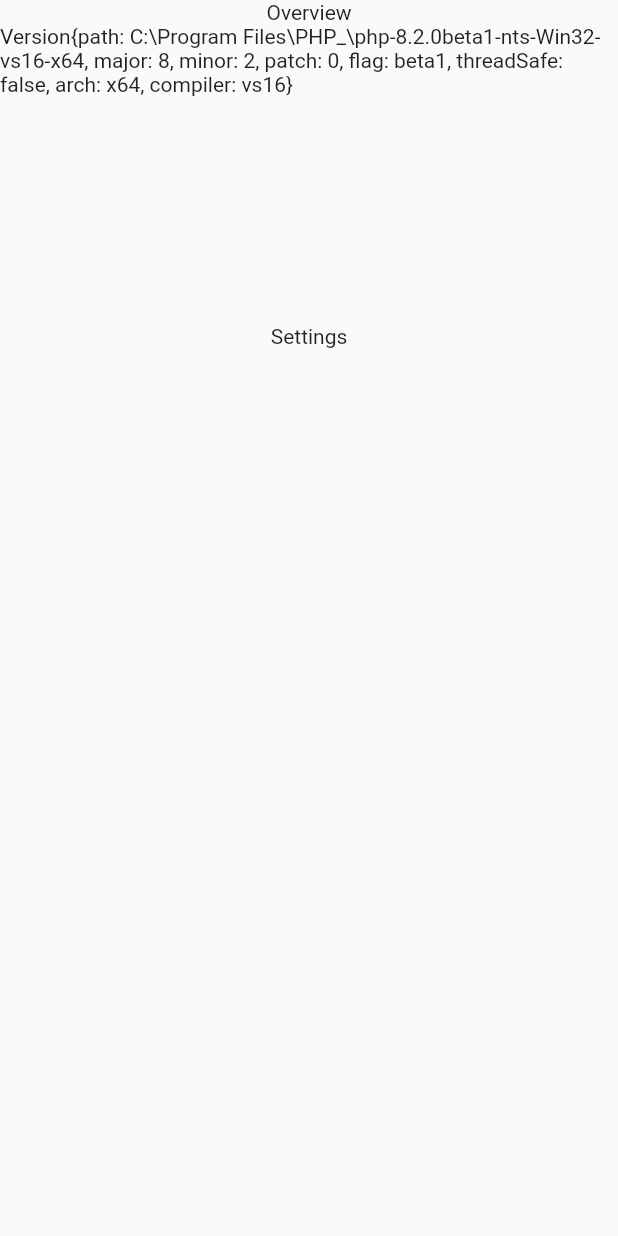
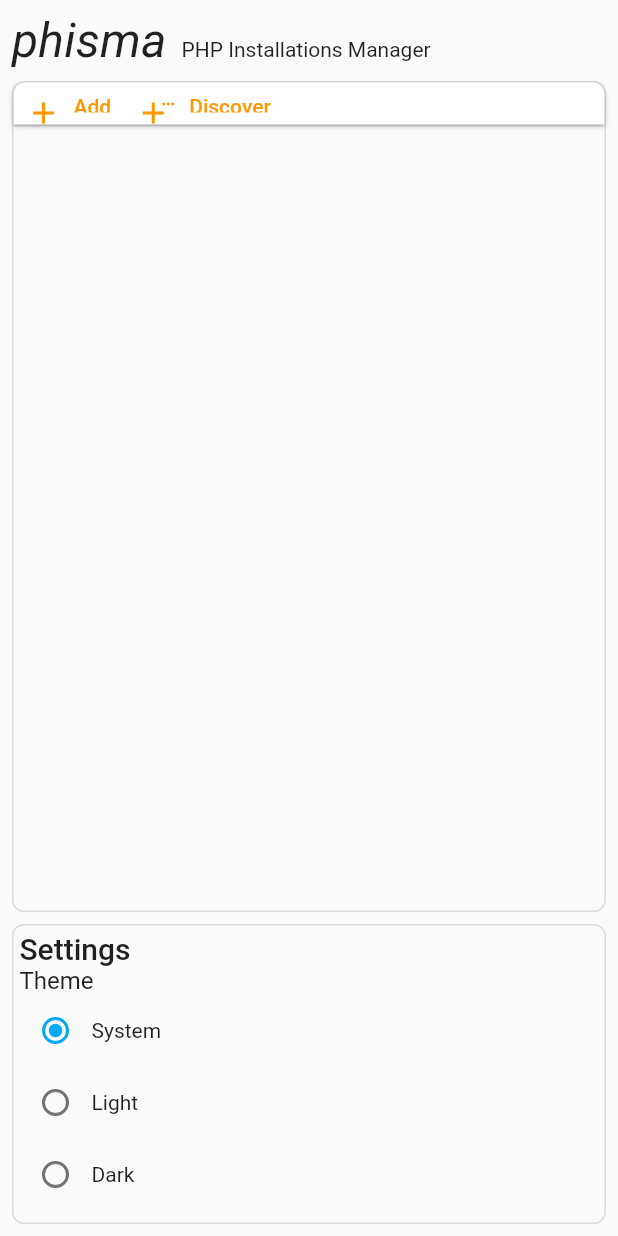
Before and after one commit to ricardoboss/phisma, a Flutter app: the screen it shows after launch, on a phone screen of 412 x 824 dp. Run offline on Flutter 3.47's test engine with Material 2 defaults, Android fonts, the phone set to English and light mode, and no system bars; drawn by our look-alikes of animated_text_kit; our stand-ins replace file_picker, shared_preferences.

Commit message:
Add versions by browsing, theme mode switching

```diff
--- a/lib/main.dart
+++ b/lib/main.dart
@@ -1,11 +1,43 @@
 import 'package:flutter/material.dart';
 import 'package:phisma/app.dart';
+import 'package:phisma/models/versions.dart';
 import 'package:phisma/settings.dart';
 import 'package:provider/provider.dart';
+import 'package:shared_preferences/shared_preferences.dart';
 
 void main() {
-  runApp(ChangeNotifierProvider(
-    create: (_) => Settings(),
+  final settings = Settings();
+  final versions = Versions();
+
+  SharedPreferences.getInstance().then((prefs) {
+    if (prefs.containsKey('theme')) {
+      final themeValue = prefs.getString('theme');
+      switch (themeValue) {
+        case 'dark':
+          settings.themeMode = ThemeMode.dark;
+          break;
+        case 'light':
+          settings.themeMode = ThemeMode.light;
+          break;
+        default:
+          settings.themeMode = ThemeMode.system;
+          break;
+      }
+    }
+
+    settings.addListener(() {
+      final theme = settings.themeMode;
+      if (theme != null) {
+        prefs.setString('theme', theme.name);
+      }
+    });
+  });
+
+  runApp(MultiProvider(
+    providers: [
+      ChangeNotifierProvider.value(value: settings),
+      ChangeNotifierProvider.value(value: versions),
+    ],
     child: const PhismaApp(),
   ));
 }
--- a/lib/pages/overview.dart
+++ b/lib/pages/overview.dart
@@ -1,35 +1,30 @@
 import 'package:flutter/material.dart';
-import 'package:phisma/models/version.dart';
-import 'package:provider/provider.dart';
+import 'package:phisma/subviews/settings_subview.dart';
+import 'package:phisma/subviews/versions_subview.dart';
+import 'package:phisma/widgets/stylized_title.dart';
 
 class OverviewPage extends StatelessWidget {
   const OverviewPage({Key? key}) : super(key: key);
 
   @override
   Widget build(BuildContext context) {
+    const padding = 8.0;
+
     return Scaffold(
-      body: SingleChildScrollView(
+      body: Padding(
+        padding: const EdgeInsets.all(padding),
         child: Column(
-          children: <Widget>[
-            const Text('Overview'),
+          crossAxisAlignment: CrossAxisAlignment.start,
+          children: const <Widget>[
+            StylizedTitle(),
+            SizedBox(height: padding),
+            Expanded(
+              child: VersionsSubview(),
+            ),
+            SizedBox(height: padding),
             SizedBox(
               height: 200,
-              child: SingleChildScrollView(
-                child: ChangeNotifierProvider(
-                  create: (_) => Version("C:\\Program Files\\PHP_\\php-8.2.0beta1-nts-Win32-vs16-x64"),
-                  builder: (ctx, _) => Center(
-                    child: Text(ctx.watch<Version>().toString()),
-                  ),
-                ),
-              ),
-            ),
-            const SizedBox(
-              height: 200,
-              child: SingleChildScrollView(
-                child: Center(
-                  child: Text('Settings'),
-                ),
-              ),
+              child: SettingsSubview(),
             ),
           ],
         ),
--- a/lib/settings.dart
+++ b/lib/settings.dart
@@ -1,7 +1,7 @@
 import 'package:flutter/material.dart';
 
 class Settings with ChangeNotifier {
-  ThemeMode? _themeMode;
+  ThemeMode? _themeMode = ThemeMode.system;
 
   ThemeMode? get themeMode => _themeMode;
 
--- /dev/null
+++ b/lib/subviews/settings_subview.dart
@@ -0,0 +1,48 @@
+import 'package:flutter/material.dart';
+import 'package:phisma/widgets/theme_selector.dart';
+
+class SettingsSubview extends StatelessWidget {
+  const SettingsSubview({super.key});
+
+  @override
+  Widget build(BuildContext context) {
+    return Container(
+      decoration: BoxDecoration(
+        border: Border.all(color: Theme.of(context).dividerColor),
+        borderRadius: BorderRadius.circular(8.0),
+      ),
+      child: SingleChildScrollView(
+        child: Padding(
+          padding: const EdgeInsets.all(4.0),
+          child: Column(
+            children: [
+              Row(
+                children: [
+                  Text(
+                    "Settings",
+                    style: Theme.of(context).textTheme.titleLarge,
+                  ),
+                ],
+              ),
+              Wrap(
+                children: <Widget>[
+                  Column(
+                    mainAxisSize: MainAxisSize.min,
+                    crossAxisAlignment: CrossAxisAlignment.start,
+                    children: <Widget>[
+                      Text(
+                        "Theme",
+                        style: Theme.of(context).textTheme.subtitle1,
+                      ),
+                      const ThemeSelector(),
+                    ],
+                  ),
+                ],
+              ),
+            ],
+          ),
+        ),
+      ),
+    );
+  }
+}
--- /dev/null
+++ b/lib/subviews/versions_subview.dart
@@ -0,0 +1,105 @@
+import 'package:flutter/material.dart';
+import 'package:phisma/dialogs/add_version_dialog.dart';
+import 'package:phisma/dialogs/discover_versions_dialog.dart';
+import 'package:phisma/models/version.dart';
+import 'package:phisma/models/versions.dart';
+import 'package:phisma/widgets/versions_list.dart';
+import 'package:provider/provider.dart';
+
+const double _kToolbarHeight = 28.0;
+
+class VersionsSubview extends StatelessWidget {
+  const VersionsSubview({super.key});
+
+  @override
+  Widget build(BuildContext context) {
+    return Consumer<Versions>(
+      builder: (_, vs, __) => Container(
+        decoration: BoxDecoration(
+          border: Border.all(color: Theme.of(context).dividerColor),
+          borderRadius: BorderRadius.circular(8.0),
+        ),
+        child: Stack(
+          children: [
+            Positioned(
+              top: 0,
+              left: 0,
+              right: 0,
+              child: Container(
+                decoration: BoxDecoration(
+                  color: Theme.of(context).colorScheme.background,
+                  boxShadow: kElevationToShadow[1],
+                  borderRadius: BorderRadius.circular(8.0).copyWith(
+                      bottomLeft: Radius.zero, bottomRight: Radius.zero),
+                ),
+                height: _kToolbarHeight,
+                child: Row(
+                  children: [
+                    TextButton.icon(
+                      icon: const Icon(Icons.add),
+                      label: const Text("Add"),
+                      onPressed: () async {
+                        final version = await showDialog<Version?>(
+                          context: context,
+                          builder: (ctx) => const AddVersionDialog(),
+                        );
+
+                        if (version == null) {
+                          return;
+                        }
+
+                        vs.addVersion(version);
+                      },
+                    ),
+                    TextButton.icon(
+                      icon: Stack(
+                        children: const [
+                          Padding(
+                            padding: EdgeInsets.only(right: 4.0),
+                            child: Icon(Icons.add),
+                          ),
+                          Positioned(
+                            right: 0,
+                            bottom: 0,
+                            child: Icon(Icons.more_horiz, size: 12),
+                          ),
+                        ],
+                      ),
+                      label: const Text("Discover"),
+                      onPressed: () async {
+                        final versions = await showDialog<List<Version>?>(
+                          context: context,
+                          builder: (ctx) => const DiscoverVersionsDialog(),
+                        );
+
+                        if (versions == null) {
+                          return;
+                        }
+
+                        versions.forEach(vs.addVersion);
+                      },
+                    ),
+                  ],
+                ),
+              ),
+            ),
+            Positioned(
+              top: _kToolbarHeight,
+              left: 0,
+              right: 0,
+              bottom: 0,
+              child: SingleChildScrollView(
+                child: Padding(
+                  padding: const EdgeInsets.all(8.0),
+                  child: VersionsList(
+                    versions: vs.versions,
+                  ),
+                ),
+              ),
+            ),
+          ],
+        ),
+      ),
+    );
+  }
+}
--- /dev/null
+++ b/lib/widgets/stylized_title.dart
@@ -0,0 +1,34 @@
+import 'package:animated_text_kit/animated_text_kit.dart';
+import 'package:flutter/material.dart';
+
+class StylizedTitle extends StatelessWidget {
+  const StylizedTitle({super.key});
+
+  @override
+  Widget build(BuildContext context) {
+    return Row(
+      crossAxisAlignment: CrossAxisAlignment.baseline,
+      textBaseline: TextBaseline.alphabetic,
+      children: [
+        const Text(
+          'phisma',
+          style: TextStyle(
+            fontSize: 32,
+            fontStyle: FontStyle.italic,
+          ),
+        ),
+        const SizedBox(width: 10),
+        AnimatedTextKit(
+          animatedTexts: [
+            TyperAnimatedText("PHP Installations Manager"),
+            TyperAnimatedText("PHP Is Majestic"),
+            TyperAnimatedText("PHP Is Mandatory"),
+          ],
+          isRepeatingAnimation: true,
+          repeatForever: true,
+          pause: const Duration(seconds: 15),
+        ),
+      ],
+    );
+  }
+}
--- /dev/null
+++ b/lib/widgets/theme_selector.dart
@@ -0,0 +1,53 @@
+import 'package:flutter/material.dart';
+import 'package:phisma/settings.dart';
+import 'package:provider/provider.dart';
+
+class ThemeSelector extends StatelessWidget {
+  const ThemeSelector({Key? key}) : super(key: key);
+
+  @override
+  Widget build(BuildContext context) {
+    return Consumer<Settings>(
+      builder: (BuildContext context, settings, _) => Column(
+        children: [
+          Row(
+            children: [
+              Radio<ThemeMode>(
+                value: ThemeMode.system,
+                groupValue: settings.themeMode,
+                onChanged: (value) {
+                  settings.themeMode = value;
+                },
+              ),
+              const Text('System'),
+            ],
+          ),
+          Row(
+            children: [
+              Radio<ThemeMode>(
+                value: ThemeMode.light,
+                groupValue: settings.themeMode,
+                onChanged: (value) {
+                  settings.themeMode = value;
+                },
+              ),
+              const Text('Light'),
+            ],
+          ),
+          Row(
+            children: [
+              Radio<ThemeMode>(
+                value: ThemeMode.dark,
+                groupValue: settings.themeMode,
+                onChanged: (value) {
+                  settings.themeMode = value;
+                },
+              ),
+              const Text('Dark'),
+            ],
+          ),
+        ],
+      ),
+    );
+  }
+}
--- a/pubspec.yaml
+++ b/pubspec.yaml
@@ -33,6 +33,9 @@ dependencies:
     sdk: flutter
 
   provider: ^6.0.3
+  animated_text_kit: ^4.2.2
+  shared_preferences: ^2.0.15
+  file_picker: ^4.6.1
 
   # The following adds the Cupertino Icons font to your application.
   # Use with the CupertinoIcons class for iOS style icons.
```
Also changed, not shown: lib/dialogs/add_version_dialog.dart (added, +74 -0 lines), lib/dialogs/discover_versions_dialog.dart (added, +82 -0 lines), lib/widgets/versions_list.dart (added, +24 -0 lines), pubspec.lock.
